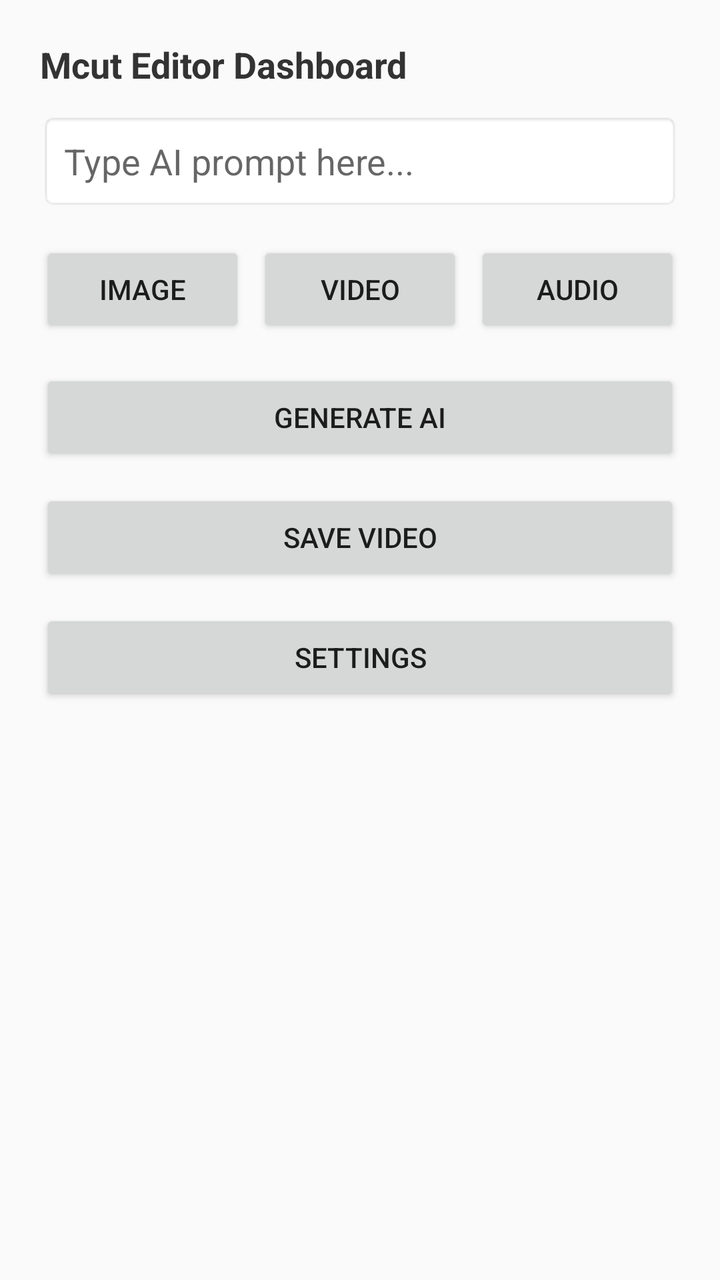
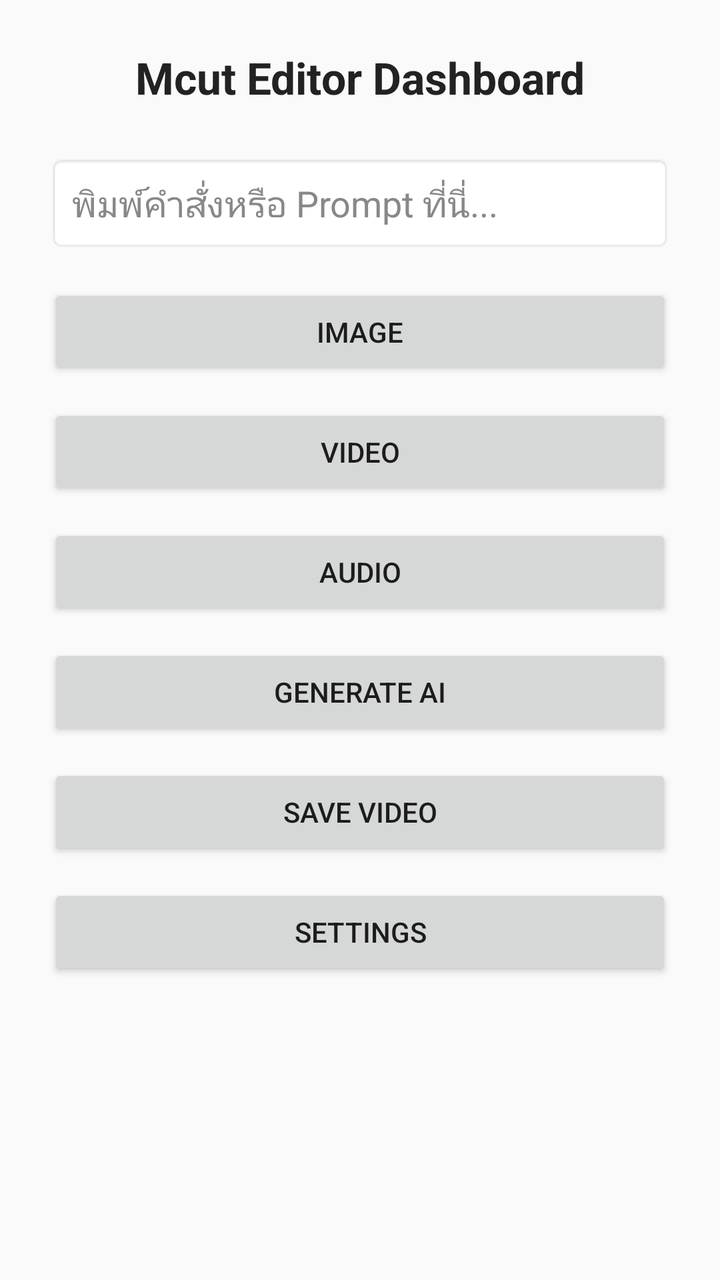

The first picture is an Android layout as it rendered before a commit; the second is the same layout after the commit. The layout source and the unified diff follow.
<!-- AndroidManifest.xml: application theme Theme.AppCompat.DayNight.NoActionBar -->
<!-- res/layout/activity_main.xml -->
<?xml version="1.0" encoding="utf-8"?>
<ScrollView xmlns:android="http://schemas.android.com/apk/res/android"
    android:layout_width="match_parent"
    android:layout_height="match_parent"
    android:fillViewport="true"
    android:background="#FAFAFA">

    <LinearLayout
        android:layout_width="match_parent"
        android:layout_height="wrap_content"
        android:orientation="vertical"
        android:padding="20dp">

        <TextView
            android:layout_width="wrap_content"
            android:layout_height="wrap_content"
            android:text="Mcut Editor Dashboard"
            android:textSize="18sp"
            android:textStyle="bold"
            android:textColor="#333333"
            android:layout_marginBottom="12dp"/>

        <EditText
            android:id="@+id/promptEditText"
            android:layout_width="match_parent"
            android:layout_height="wrap_content"
            android:minHeight="48dp"
            android:hint="Type AI prompt here..."
            android:background="@android:drawable/editbox_background_normal"
            android:padding="12dp"
            android:layout_marginBottom="16dp"/>

        <LinearLayout
            android:layout_width="match_parent"
            android:layout_height="wrap_content"
            android:orientation="horizontal"
            android:gravity="center"
            android:layout_marginBottom="16dp">

            <Button
                android:id="@+id/btnImage"
                android:layout_width="0dp"
                android:layout_height="wrap_content"
                android:layout_weight="1"
                android:layout_marginEnd="4dp"
                android:text="Image"/>

            <Button
                android:id="@+id/btnVideo"
                android:layout_width="0dp"
                android:layout_height="wrap_content"
                android:layout_weight="1"
                android:layout_marginStart="2dp"
                android:layout_marginEnd="2dp"
                android:text="Video"/>

            <Button
                android:id="@+id/btnAudio"
                android:layout_width="0dp"
                android:layout_height="wrap_content"
                android:layout_weight="1"
                android:layout_marginStart="4dp"
                android:text="Audio"/>
        </LinearLayout>

        <Button
            android:id="@+id/btnAiGenerate"
            android:layout_width="match_parent"
            android:layout_height="wrap_content"
            android:minHeight="48dp"
            android:text="Generate AI"
            android:layout_marginBottom="12dp"/>

        <Button
            android:id="@+id/btnSaveVideo"
            android:layout_width="match_parent"
            android:layout_height="wrap_content"
            android:minHeight="48dp"
            android:text="Save Video"
            android:layout_marginBottom="12dp"/>

        <Button
            android:id="@+id/btnSettings"
            android:layout_width="match_parent"
            android:layout_height="wrap_content"
            android:minHeight="48dp"
            android:text="Settings"/>

    </LinearLayout>
</ScrollView>
<!-- resources referenced by this layout -->
<resources>

</resources>

<!-- the commit's change to res/layout/activity_main.xml (unified diff, before → after) -->
@@ -1,90 +1,87 @@
 <?xml version="1.0" encoding="utf-8"?>
-<ScrollView xmlns:android="http://schemas.android.com/apk/res/android"
+<LinearLayout xmlns:android="http://schemas.android.com/apk/res/android"
     android:layout_width="match_parent"
     android:layout_height="match_parent"
-    android:fillViewport="true"
+    android:orientation="vertical"
+    android:gravity="center_horizontal"
+    android:padding="24dp"
     android:background="#FAFAFA">
 
-    <LinearLayout
+    
+    <TextView
+        android:layout_width="wrap_content"
+        android:layout_height="wrap_content"
+        android:text="Mcut Editor Dashboard"
+        android:textSize="22sp"
+        android:textStyle="bold"
+        android:textColor="#222222"
+        android:layout_marginBottom="24dp"/>
+
+    
+    <EditText
+        android:id="@+id/promptEditText"
         android:layout_width="match_parent"
         android:layout_height="wrap_content"
-        android:orientation="vertical"
-        android:padding="20dp">
+        android:minHeight="48dp"
+        android:hint="พิมพ์คำสั่งหรือ Prompt ที่นี่..."
+        android:textColor="#000000"
+        android:textColorHint="#888888"
+        android:inputType="text"
+        android:background="@android:drawable/editbox_background_normal"
+        android:padding="12dp"
+        android:layout_marginBottom="16dp"/>
 
-        <TextView
-            android:layout_width="wrap_content"
-            android:layout_height="wrap_content"
-            android:text="Mcut Editor Dashboard"
-            android:textSize="18sp"
-            android:textStyle="bold"
-            android:textColor="#333333"
-            android:layout_marginBottom="12dp"/>
+    
+    <Button
+        android:id="@+id/btnImage"
+        android:layout_width="match_parent"
+        android:layout_height="wrap_content"
+        android:minHeight="48dp"
+        android:text="IMAGE"
+        android:layout_marginBottom="12dp"/>
 
-        <EditText
-            android:id="@+id/promptEditText"
-            android:layout_width="match_parent"
-            android:layout_height="wrap_content"
-            android:minHeight="48dp"
-            android:hint="Type AI prompt here..."
-            android:background="@android:drawable/editbox_background_normal"
-            android:padding="12dp"
-            android:layout_marginBottom="16dp"/>
+    
+    <Button
+        android:id="@+id/btnVideo"
+        android:layout_width="match_parent"
+        android:layout_height="wrap_content"
+        android:minHeight="48dp"
+        android:text="VIDEO"
+        android:layout_marginBottom="12dp"/>
 
-        <LinearLayout
-            android:layout_width="match_parent"
-            android:layout_height="wrap_content"
-            android:orientation="horizontal"
-            android:gravity="center"
-            android:layout_marginBottom="16dp">
+    
+    <Button
+        android:id="@+id/btnAudio"
+        android:layout_width="match_parent"
+        android:layout_height="wrap_content"
+        android:minHeight="48dp"
+        android:text="AUDIO"
+        android:layout_marginBottom="12dp"/>
 
-            <Button
-                android:id="@+id/btnImage"
-                android:layout_width="0dp"
-                android:layout_height="wrap_content"
-                android:layout_weight="1"
-                android:layout_marginEnd="4dp"
-                android:text="Image"/>
+    
+    <Button
+        android:id="@+id/btnAiGenerate"
+        android:layout_width="match_parent"
+        android:layout_height="wrap_content"
+        android:minHeight="48dp"
+        android:text="GENERATE AI"
+        android:layout_marginBottom="12dp"/>
 
-            <Button
-                android:id="@+id/btnVideo"
-                android:layout_width="0dp"
-                android:layout_height="wrap_content"
-                android:layout_weight="1"
-                android:layout_marginStart="2dp"
-                android:layout_marginEnd="2dp"
-                android:text="Video"/>
+    
+    <Button
+        android:id="@+id/btnSaveVideo"
+        android:layout_width="match_parent"
+        android:layout_height="wrap_content"
+        android:minHeight="48dp"
+        android:text="SAVE VIDEO"
+        android:layout_marginBottom="12dp"/>
 
-            <Button
-                android:id="@+id/btnAudio"
-                android:layout_width="0dp"
-                android:layout_height="wrap_content"
-                android:layout_weight="1"
-                android:layout_marginStart="4dp"
-                android:text="Audio"/>
-        </LinearLayout>
+    
+    <Button
+        android:id="@+id/btnSettings"
+        android:layout_width="match_parent"
+        android:layout_height="wrap_content"
+        android:minHeight="48dp"
+        android:text="SETTINGS"/>
 
-        <Button
-            android:id="@+id/btnAiGenerate"
-            android:layout_width="match_parent"
-            android:layout_height="wrap_content"
-            android:minHeight="48dp"
-            android:text="Generate AI"
-            android:layout_marginBottom="12dp"/>
-
-        <Button
-            android:id="@+id/btnSaveVideo"
-            android:layout_width="match_parent"
-            android:layout_height="wrap_content"
-            android:minHeight="48dp"
-            android:text="Save Video"
-            android:layout_marginBottom="12dp"/>
-
-        <Button
-            android:id="@+id/btnSettings"
-            android:layout_width="match_parent"
-            android:layout_height="wrap_content"
-            android:minHeight="48dp"
-            android:text="Settings"/>
-
-    </LinearLayout>
-</ScrollView>
+</LinearLayout>
